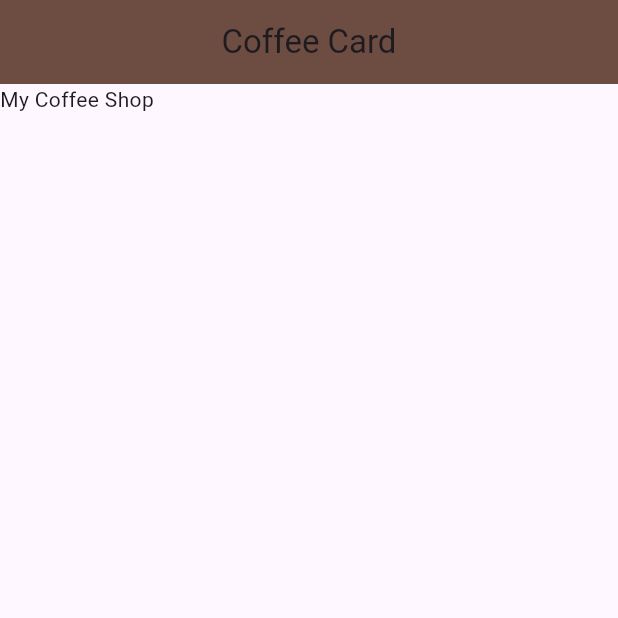
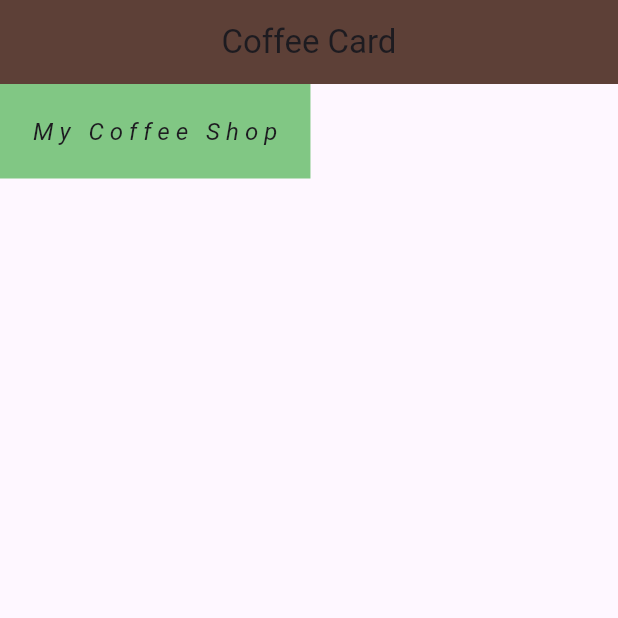
Before and after one commit to ChetSovisoth/flutter_coffee_card, a Flutter app: the screen it shows after launch, on a phone screen of 412 x 824 dp, the top half of it. Run offline on Flutter 3.47's test engine with Material 3 defaults, Android fonts, the phone set to English and light mode, and no system bars.

Commit message:
file restructure + container

```diff
--- /dev/null
+++ b/lib/home.dart
@@ -0,0 +1,21 @@
+import 'package:flutter/material.dart';
+
+class Home extends StatelessWidget {
+  const Home({super.key});
+
+  @override
+  Widget build(BuildContext context) {
+    return Container(
+      color: Colors.green[300],
+      padding: const EdgeInsets.all(20),
+      child: const Text("My Coffee Shop",
+      style:
+        TextStyle(
+          fontSize: 16,
+          letterSpacing: 4,
+          fontStyle: FontStyle.italic
+        )
+      ),
+    );
+  }
+}
--- a/lib/main.dart
+++ b/lib/main.dart
@@ -1,23 +1,24 @@
 import 'package:flutter/material.dart';
+import 'home.dart';
 
 void main() {
-  runApp(MaterialApp(
-    home: Scaffold(
-      appBar: AppBar(
-        title: const Text('Coffee Card'),
-        backgroundColor: Colors.brown[600],
-        centerTitle: true,
-      ),
-      body: const Home(),
-    )
-  ));
+  runApp(const MyApp());
 }
-
-class Home extends StatelessWidget {
-  const Home({super.key});
+class MyApp extends StatelessWidget {
+  const MyApp({super.key});
 
   @override
   Widget build(BuildContext context) {
-    return const Text('My Coffee Shop');
+    return MaterialApp(
+      home: Scaffold(
+        appBar: AppBar(
+          title: const Text('Coffee Card'),
+          backgroundColor: Colors.brown[700],
+          centerTitle: true,
+        ),
+        body: const Home(),
+      )
+    );
+
   }
 }
```
